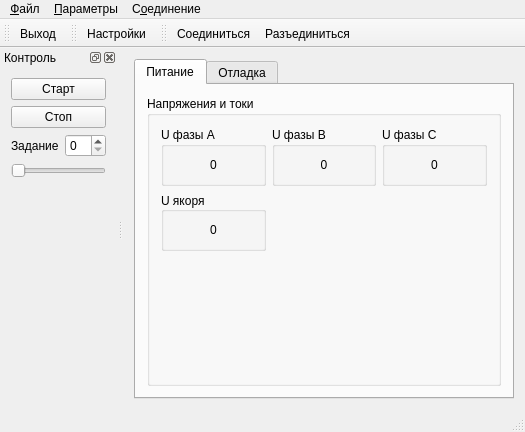
catompiler/qdrive, file mainwindow.ui: the form before one commit.
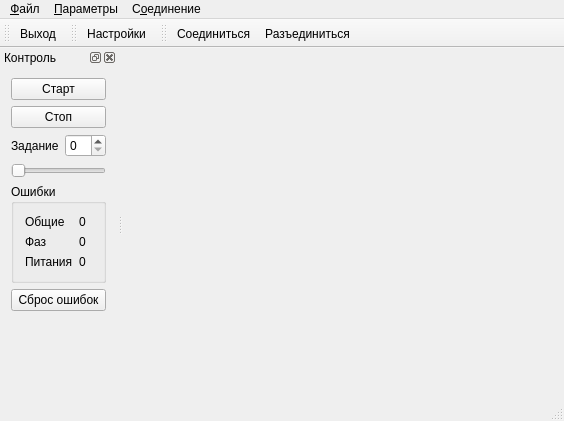
The form after the commit. Icons and pictures are not drawn.

The edit to the form file:
```diff
--- a/mainwindow.ui
+++ b/mainwindow.ui
@@ -6,8 +6,8 @@
    <rect>
     <x>0</x>
     <y>0</y>
-    <width>525</width>
-    <height>432</height>
+    <width>564</width>
+    <height>421</height>
    </rect>
   </property>
   <property name="windowTitle">
@@ -22,205 +22,13 @@
   <property name="unifiedTitleAndToolBarOnMac">
    <bool>false</bool>
   </property>
-  <widget class="QWidget" name="centralWidget">
-   <layout class="QVBoxLayout" name="verticalLayout_6">
-    <item>
-     <widget class="QTabWidget" name="tabWidget">
-      <property name="currentIndex">
-       <number>0</number>
-      </property>
-      <widget class="QWidget" name="tabPower">
-       <attribute name="title">
-        <string>Питание</string>
-       </attribute>
-       <layout class="QVBoxLayout" name="verticalLayout_7">
-        <item>
-         <widget class="QGroupBox" name="gbImbalance">
-          <property name="title">
-           <string>Напряжения и токи</string>
-          </property>
-          <layout class="QGridLayout" name="gridLayout">
-           <item row="0" column="0">
-            <widget class="QGroupBox" name="gbUa">
-             <property name="title">
-              <string>U фазы A</string>
-             </property>
-             <layout class="QVBoxLayout" name="verticalLayout_2">
-              <item>
-               <widget class="QLabel" name="lblUa">
-                <property name="text">
-                 <string>0</string>
-                </property>
-                <property name="textFormat">
-                 <enum>Qt::PlainText</enum>
-                </property>
-                <property name="alignment">
-                 <set>Qt::AlignCenter</set>
-                </property>
-               </widget>
-              </item>
-             </layout>
-            </widget>
-           </item>
-           <item row="0" column="1">
-            <widget class="QGroupBox" name="gbUb">
-             <property name="title">
-              <string>U фазы B</string>
-             </property>
-             <layout class="QVBoxLayout" name="verticalLayout_3">
-              <item>
-               <widget class="QLabel" name="lblUb">
-                <property name="text">
-                 <string>0</string>
-                </property>
-                <property name="alignment">
-                 <set>Qt::AlignCenter</set>
-                </property>
-               </widget>
-              </item>
-             </layout>
-            </widget>
-           </item>
-           <item row="0" column="2">
-            <widget class="QGroupBox" name="gbUc">
-             <property name="title">
-              <string>U фазы C</string>
-             </property>
-             <layout class="QVBoxLayout" name="verticalLayout_4">
-              <item>
-               <widget class="QLabel" name="lblUc">
-                <property name="text">
-                 <string>0</string>
-                </property>
-                <property name="alignment">
-                 <set>Qt::AlignCenter</set>
-                </property>
-               </widget>
-              </item>
-             </layout>
-            </widget>
-           </item>
-           <item row="1" column="0">
-            <widget class="QGroupBox" name="gbUrot">
-             <property name="title">
-              <string>U якоря</string>
-             </property>
-             <property name="alignment">
-              <set>Qt::AlignLeading|Qt::AlignLeft|Qt::AlignVCenter</set>
-             </property>
-             <layout class="QVBoxLayout" name="verticalLayout_5">
-              <item>
-               <widget class="QLabel" name="lblUrot">
-                <property name="text">
-                 <string>0</string>
-                </property>
-                <property name="alignment">
-                 <set>Qt::AlignCenter</set>
-                </property>
-               </widget>
-              </item>
-             </layout>
-            </widget>
-           </item>
-           <item row="2" column="0">
-            <spacer name="verticalSpacer_2">
-             <property name="orientation">
-              <enum>Qt::Vertical</enum>
-             </property>
-             <property name="sizeHint" stdset="0">
-              <size>
-               <width>20</width>
-               <height>251</height>
-              </size>
-             </property>
-            </spacer>
-           </item>
-           <item row="2" column="1">
-            <spacer name="verticalSpacer_3">
-             <property name="orientation">
-              <enum>Qt::Vertical</enum>
-             </property>
-             <property name="sizeHint" stdset="0">
-              <size>
-               <width>20</width>
-               <height>251</height>
-              </size>
-             </property>
-            </spacer>
-           </item>
-           <item row="2" column="2">
-            <spacer name="verticalSpacer_4">
-             <property name="orientation">
-              <enum>Qt::Vertical</enum>
-             </property>
-             <property name="sizeHint" stdset="0">
-              <size>
-               <width>20</width>
-               <height>251</height>
-              </size>
-             </property>
-            </spacer>
-           </item>
-          </layout>
-         </widget>
-        </item>
-       </layout>
-      </widget>
-      <widget class="QWidget" name="tabDebug">
-       <attribute name="title">
-        <string>Отладка</string>
-       </attribute>
-       <layout class="QVBoxLayout" name="verticalLayout_8">
-        <item>
-         <widget class="QGroupBox" name="gbDebug">
-          <property name="title">
-           <string>Отладка</string>
-          </property>
-          <layout class="QGridLayout" name="gridLayout_2">
-           <item row="0" column="0">
-            <widget class="QGroupBox" name="gbDebug0">
-             <property name="title">
-              <string>Отл. параметр 0</string>
-             </property>
-             <layout class="QVBoxLayout" name="verticalLayout_9">
-              <item>
-               <widget class="QLabel" name="lblDebug0">
-                <property name="text">
-                 <string>0</string>
-                </property>
-               </widget>
-              </item>
-             </layout>
-            </widget>
-           </item>
-           <item row="1" column="0">
-            <spacer name="verticalSpacer_5">
-             <property name="orientation">
-              <enum>Qt::Vertical</enum>
-             </property>
-             <property name="sizeHint" stdset="0">
-              <size>
-               <width>20</width>
-               <height>207</height>
-              </size>
-             </property>
-            </spacer>
-           </item>
-          </layout>
-         </widget>
-        </item>
-       </layout>
-      </widget>
-     </widget>
-    </item>
-   </layout>
-  </widget>
+  <widget class="QWidget" name="centralWidget"/>
   <widget class="QMenuBar" name="menuBar">
    <property name="geometry">
     <rect>
      <x>0</x>
      <y>0</y>
-     <width>525</width>
+     <width>564</width>
      <height>21</height>
     </rect>
    </property>
@@ -335,6 +143,64 @@
        </property>
       </widget>
      </item>
+     <item>
+      <widget class="QGroupBox" name="gbErrors">
+       <property name="title">
+        <string>Ошибки</string>
+       </property>
+       <layout class="QGridLayout" name="gridLayout">
+        <item row="0" column="0">
+         <widget class="QLabel" name="lblErrs">
+          <property name="text">
+           <string>Общие</string>
+          </property>
+         </widget>
+        </item>
+        <item row="0" column="1">
+         <widget class="QLabel" name="lblErrsVal">
+          <property name="text">
+           <string>0</string>
+          </property>
+         </widget>
+        </item>
+        <item row="1" column="0">
+         <widget class="QLabel" name="lblPhErrs">
+          <property name="text">
+           <string>Фаз</string>
+          </property>
+         </widget>
+        </item>
+        <item row="1" column="1">
+         <widget class="QLabel" name="lblPhErrsVal">
+          <property name="text">
+           <string>0</string>
+          </property>
+         </widget>
+        </item>
+        <item row="2" column="0">
+         <widget class="QLabel" name="lblPwrErrs">
+          <property name="text">
+           <string>Питания</string>
+          </property>
+         </widget>
+        </item>
+        <item row="2" column="1">
+         <widget class="QLabel" name="lblPwrErrsVal">
+          <property name="text">
+           <string>0</string>
+          </property>
+         </widget>
+        </item>
+       </layout>
+      </widget>
+     </item>
+     <item>
+      <widget class="QPushButton" name="pbClearErrs">
+       <property name="text">
+        <string>Сброс ошибок</string>
+       </property>
+      </widget>
+     </item>
      <item>
       <spacer name="verticalSpacer">
        <property name="orientation">
```
